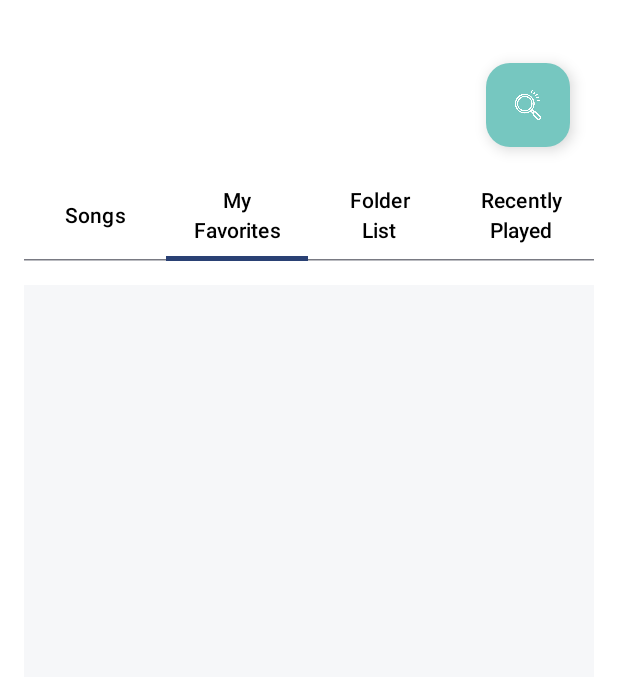
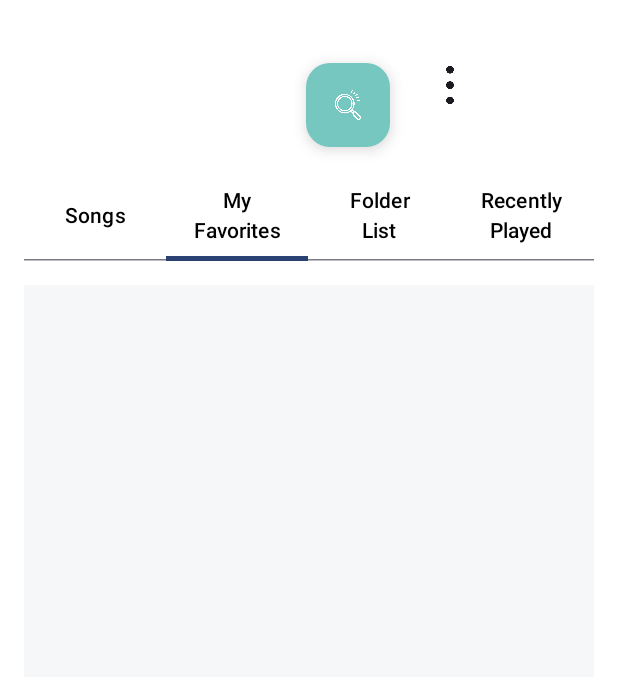
Before and after one commit to kshreeram813/MusicPlayer, an Android app built with Jetpack Compose: the screen it shows after launch (MainActivity), tab 2 chosen, on a phone screen of 412 x 824 dp, the part 102-779 px from its top. Run offline under Robolectric (Android 15) with nearby library versions, the phone set to English and light mode, and no system bars; 1 statement that could not run was skipped.

Commit message:
added MoreOptionsButton.kt

```diff
--- a/app/src/main/java/com/kushwaha/musicplayer/MainActivity.kt
+++ b/app/src/main/java/com/kushwaha/musicplayer/MainActivity.kt
@@ -68,11 +68,18 @@ class MainActivity : ComponentActivity() {
                             modifier = Modifier.fillMaxWidth().padding(vertical = 16.dp),
                         )
                         // Floating Button for Search Box
+                        Row(
+                            modifier = Modifier
+                                .fillMaxWidth()
+                                .padding(vertical = 16.dp),
+                            horizontalArrangement = Arrangement.End // Aligns elements to the end (right side)
+                        ) {
+                            // Add the Search button (already present in your UI)
                             FloatingActionButton(
                                 onClick = { showSearchBoxState.showSearchBox = !showSearchBoxState.showSearchBox },
                                 modifier = Modifier
-                                .align(Alignment.End)
-                                .padding(16.dp)
+                                    .padding(end = 16.dp)
+                                    .size(56.dp)
                                     .offset(y = (10).dp), // Adjust the vertical offset if needed
                                 containerColor = Color(0xFF76C7C0)
                             ) {
@@ -81,6 +88,14 @@ class MainActivity : ComponentActivity() {
                                     contentDescription = if (showSearchBoxState.showSearchBox) "Close Search" else "Open Search",
                                     tint = Color.White,
                                     modifier = Modifier.size(24.dp)
+                                )
+                            }
+                            // Add the MoreOptionsButton next to the search button
+                            MoreOptionsButton(
+                                onSleepModeSelected = { handleSleepMode() },
+                                onAudioEffectSelected = { handleAudioEffects() },
+                                modifier = Modifier
+                                    .padding(end = 16.dp)
                             )
                         }
 
--- /dev/null
+++ b/app/src/main/java/com/kushwaha/musicplayer/MoreOptionsButton.kt
@@ -0,0 +1,59 @@
+package com.kushwaha.musicplayer
+
+import androidx.compose.material3.Icon
+import androidx.compose.material3.IconButton
+import androidx.compose.ui.unit.dp
+import androidx.compose.foundation.layout.Box
+import androidx.compose.foundation.layout.padding
+import androidx.compose.material3.DropdownMenu
+import androidx.compose.material3.DropdownMenuItem
+import androidx.compose.material3.Text
+import androidx.compose.runtime.Composable
+import androidx.compose.runtime.getValue
+import androidx.compose.runtime.mutableStateOf
+import androidx.compose.runtime.remember
+import androidx.compose.runtime.setValue
+import androidx.compose.ui.Modifier
+import androidx.compose.ui.res.painterResource
+
+@Composable
+fun MoreOptionsButton(
+    onSleepModeSelected: () -> Unit,
+    onAudioEffectSelected: () -> Unit,
+    modifier: Modifier = Modifier // Add this line to accept a modifier
+) {
+    var expanded by remember { mutableStateOf(false) }
+
+    Box(modifier = modifier) { // Use the modifier here
+        IconButton(
+            onClick = { expanded = true },
+            modifier = Modifier
+                .padding(end = 56.dp) // Space from the right to fit next to the search button
+        ) {
+            Icon(
+                painter = painterResource(id = R.drawable.ic_threedot), // Replace with your three-dot icon resource
+                contentDescription = "More options",
+            )
+        }
+        // Popup menu for options
+        DropdownMenu(
+            expanded = expanded,
+            onDismissRequest = { expanded = false },
+        ) {
+            DropdownMenuItem(
+                text = { Text("Sleep Mode") },
+                onClick = {
+                    onSleepModeSelected()
+                    expanded = false
+                }
+            )
+            DropdownMenuItem(
+                text = { Text("Audio Effects") },
+                onClick = {
+                    onAudioEffectSelected()
+                    expanded = false
+                }
+            )
+        }
+    }
+}
```
Lines whose indentation alone changed are shown as unchanged.
